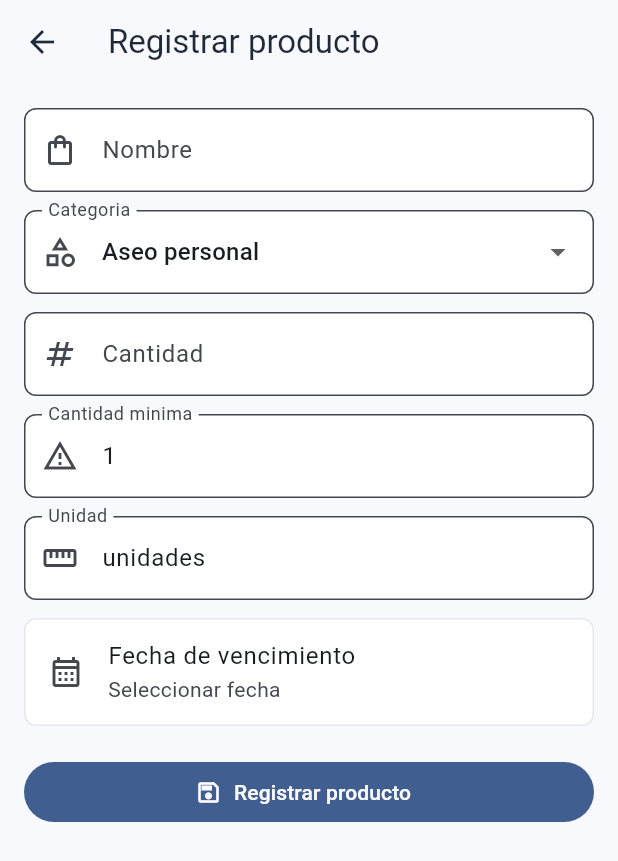
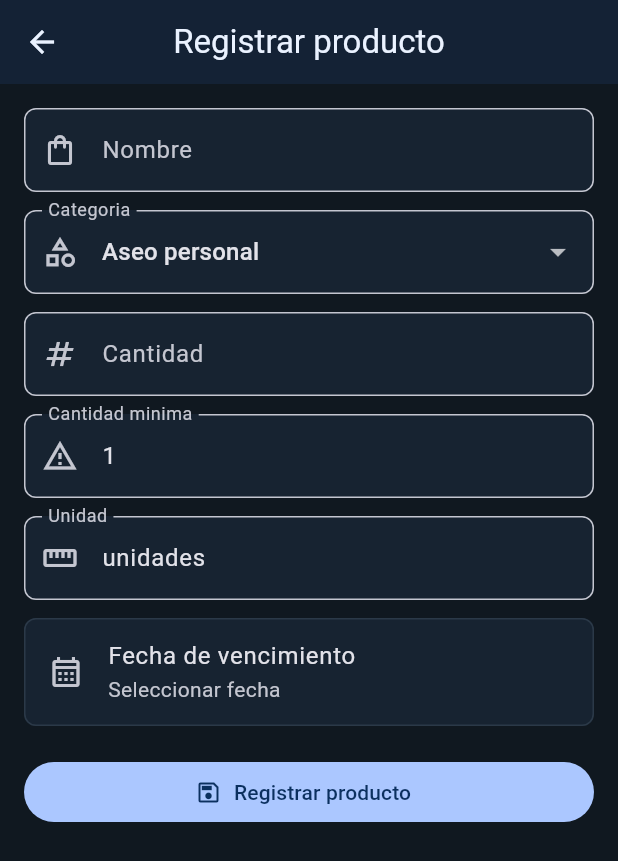
Before and after one commit to dfchaparro-poli/hogar-stock, a Flutter app: the screen it shows after launch, after a tap on "Registrar producto", on a phone screen of 412 x 824 dp. Shown: the top 861 px of the screen. Run offline on Flutter 3.47's test engine with Material 3 defaults, Android fonts, the phone set to English and light mode, and no system bars; our stand-ins replace hive, hive_flutter; accounts and stored records are empty.

Commit message:
feat: Refactor DashboardScreen to use ValueListenableBuilder for dynamic data updates and improve UI components

```diff
--- a/source/lib/app/hogar_stock_app.dart
+++ b/source/lib/app/hogar_stock_app.dart
@@ -17,6 +17,9 @@ class HogarStockApp extends StatelessWidget {
   @override
   Widget build(BuildContext context) {
     const seed = Color(0xFF2F80ED);
+    const surface = Color(0xFF101820);
+    const card = Color(0xFF172331);
+    const border = Color(0xFF2B3948);
 
     return MaterialApp(
       title: 'HogarStock',
@@ -25,26 +28,27 @@ class HogarStockApp extends StatelessWidget {
         useMaterial3: true,
         colorScheme: ColorScheme.fromSeed(
           seedColor: seed,
-          brightness: Brightness.light,
+          brightness: Brightness.dark,
         ),
-        scaffoldBackgroundColor: const Color(0xFFF7F9FC),
+        scaffoldBackgroundColor: surface,
         appBarTheme: const AppBarTheme(
-          centerTitle: false,
-          backgroundColor: Color(0xFFF7F9FC),
-          foregroundColor: Color(0xFF1F2937),
+          centerTitle: true,
+          backgroundColor: Color(0xFF142235),
+          foregroundColor: Color(0xFFEAF2FF),
+          elevation: 0,
         ),
         cardTheme: CardThemeData(
-          color: Colors.white,
+          color: card,
           elevation: 0,
           shape: RoundedRectangleBorder(
             borderRadius: BorderRadius.circular(8),
-            side: const BorderSide(color: Color(0xFFE5E7EB)),
+            side: const BorderSide(color: border),
           ),
         ),
         inputDecorationTheme: InputDecorationTheme(
           border: OutlineInputBorder(borderRadius: BorderRadius.circular(8)),
           filled: true,
-          fillColor: Colors.white,
+          fillColor: card,
         ),
       ),
       home: DashboardScreen(
--- a/source/lib/screens/dashboard_screen.dart
+++ b/source/lib/screens/dashboard_screen.dart
@@ -1,11 +1,15 @@
 import 'package:flutter/material.dart';
+import 'package:hive_flutter/hive_flutter.dart';
 
 import '../core/app_colors.dart';
+import '../models/category.dart';
+import '../models/product.dart';
 import '../screens/categories_screen.dart';
 import '../screens/inventory_screen.dart';
 import '../screens/product_form_screen.dart';
 import '../screens/product_list_screen.dart';
 import '../services/category_service.dart';
+import '../services/hive_service.dart';
 import '../services/product_service.dart';
 
 class DashboardScreen extends StatelessWidget {
@@ -20,11 +24,101 @@ class DashboardScreen extends StatelessWidget {
 
   @override
   Widget build(BuildContext context) {
-    final actions = [
-      _DashboardAction(
-        title: 'Inventario',
-        icon: Icons.inventory_2_outlined,
-        color: AppColors.navigation,
+    return Scaffold(
+      appBar: AppBar(title: const Text('HogarStock')),
+      body: ValueListenableBuilder(
+        valueListenable: Hive.box<Product>(
+          HiveService.productsBoxName,
+        ).listenable(),
+        builder: (context, Box<Product> productBox, _) {
+          return ValueListenableBuilder(
+            valueListenable: Hive.box<Category>(
+              HiveService.categoriesBoxName,
+            ).listenable(),
+            builder: (context, Box<Category> categoryBox, _) {
+              final totalProducts = productBox.length;
+              final expiringSoon = productService.expiringSoon(days: 15).length;
+              final lowStock = productService.lowStock().length;
+              final totalCategories = categoryBox.length;
+
+              return SafeArea(
+                child: Column(
+                  children: [
+                    Expanded(
+                      child: ListView(
+                        padding: const EdgeInsets.fromLTRB(16, 14, 16, 20),
+                        children: [
+                          Center(
+                            child: Text(
+                              'Resumen del inventario del hogar',
+                              style: Theme.of(context).textTheme.bodySmall
+                                  ?.copyWith(
+                                    color: Theme.of(
+                                      context,
+                                    ).colorScheme.onSurfaceVariant,
+                                  ),
+                            ),
+                          ),
+                          const SizedBox(height: 18),
+                          GridView.count(
+                            crossAxisCount: 2,
+                            shrinkWrap: true,
+                            physics: const NeverScrollableScrollPhysics(),
+                            mainAxisSpacing: 14,
+                            crossAxisSpacing: 14,
+                            childAspectRatio: 1.9,
+                            children: [
+                              _SummaryTile(
+                                title: 'Total productos',
+                                value: totalProducts,
+                                color: AppColors.success,
+                              ),
+                              _SummaryTile(
+                                title: 'Por vencer',
+                                value: expiringSoon,
+                                color: AppColors.warning,
+                              ),
+                              _SummaryTile(
+                                title: 'Por reponer',
+                                value: lowStock,
+                                color: AppColors.error,
+                              ),
+                              _SummaryTile(
+                                title: 'Categorias',
+                                value: totalCategories,
+                                color: const Color(0xFFB48ADB),
+                              ),
+                            ],
+                          ),
+                          const SizedBox(height: 20),
+                          FilledButton.icon(
+                            onPressed: () => _open(
+                              context,
+                              ProductFormScreen(
+                                categoryService: categoryService,
+                                productService: productService,
+                              ),
+                            ),
+                            icon: const Icon(Icons.add),
+                            label: const Text('Registrar producto'),
+                            style: FilledButton.styleFrom(
+                              minimumSize: const Size.fromHeight(48),
+                              backgroundColor: const Color(0xFF1E2938),
+                              foregroundColor: const Color(0xFFF8FAFC),
+                              shape: RoundedRectangleBorder(
+                                borderRadius: BorderRadius.circular(6),
+                              ),
+                            ),
+                          ),
+                          const SizedBox(height: 24),
+                          Text(
+                            'Accesos rapidos',
+                            style: Theme.of(context).textTheme.labelLarge
+                                ?.copyWith(fontWeight: FontWeight.w700),
+                          ),
+                          const SizedBox(height: 10),
+                          _QuickAccessButton(
+                            label: 'Ver inventario',
                             onTap: () => _open(
                               context,
                               InventoryScreen(
@@ -33,22 +127,16 @@ class DashboardScreen extends StatelessWidget {
                               ),
                             ),
                           ),
-      _DashboardAction(
-        title: 'Registrar producto',
-        icon: Icons.add_box_outlined,
-        color: AppColors.success,
-        onTap: () => _open(
-          context,
-          ProductFormScreen(
-            categoryService: categoryService,
-            productService: productService,
+                          _QuickAccessButton(
+                            label: 'Productos proximos a vencer',
+                            onTap: () => _open(context, _expiringScreen()),
                           ),
+                          _QuickAccessButton(
+                            label: 'Productos por reponer',
+                            onTap: () => _open(context, _lowStockScreen()),
                           ),
-      ),
-      _DashboardAction(
-        title: 'Categorias',
-        icon: Icons.category_outlined,
-        color: AppColors.warning,
+                          _QuickAccessButton(
+                            label: 'Gestionar categorias',
                             onTap: () => _open(
                               context,
                               CategoriesScreen(
@@ -57,103 +145,16 @@ class DashboardScreen extends StatelessWidget {
                               ),
                             ),
                           ),
-      _DashboardAction(
-        title: 'Proximos a vencer',
-        icon: Icons.event_busy_outlined,
-        color: AppColors.error,
-        onTap: () => _open(
-          context,
-          ProductListScreen(
-            title: 'Proximos a vencer',
-            emptyTitle: 'Nada por vencer pronto',
-            emptyMessage:
-                'No hay productos con vencimiento en los proximos 15 dias.',
-            productService: productService,
-            categoryService: categoryService,
-            loadProducts: () => productService.expiringSoon(days: 15),
-          ),
-        ),
-      ),
-      _DashboardAction(
-        title: 'Por reponer',
-        icon: Icons.production_quantity_limits_outlined,
-        color: AppColors.warning,
-        onTap: () => _open(
-          context,
-          ProductListScreen(
-            title: 'Por reponer',
-            emptyTitle: 'Inventario suficiente',
-            emptyMessage: 'No hay productos por debajo de la cantidad minima.',
-            productService: productService,
-            categoryService: categoryService,
-            loadProducts: productService.lowStock,
-          ),
-        ),
-      ),
-    ];
-
-    return Scaffold(
-      appBar: AppBar(title: const Text('HogarStock')),
-      body: SafeArea(
-        child: Padding(
-          padding: const EdgeInsets.all(16),
-          child: Column(
-            crossAxisAlignment: CrossAxisAlignment.start,
-            children: [
-              Text(
-                'Inventario del hogar',
-                style: Theme.of(context).textTheme.headlineSmall?.copyWith(
-                  fontWeight: FontWeight.w700,
-                ),
-              ),
-              const SizedBox(height: 8),
-              Text(
-                'Gestiona productos, categorias y alertas desde tu dispositivo.',
-                style: Theme.of(context).textTheme.bodyMedium,
-              ),
-              const SizedBox(height: 20),
-              Expanded(
-                child: GridView.builder(
-                  itemCount: actions.length,
-                  gridDelegate: const SliverGridDelegateWithMaxCrossAxisExtent(
-                    maxCrossAxisExtent: 220,
-                    mainAxisSpacing: 12,
-                    crossAxisSpacing: 12,
-                    childAspectRatio: 1.08,
-                  ),
-                  itemBuilder: (context, index) {
-                    final action = actions[index];
-                    return Card(
-                      child: InkWell(
-                        borderRadius: BorderRadius.circular(8),
-                        onTap: action.onTap,
-                        child: Padding(
-                          padding: const EdgeInsets.all(16),
-                          child: Column(
-                            crossAxisAlignment: CrossAxisAlignment.start,
-                            mainAxisAlignment: MainAxisAlignment.spaceBetween,
-                            children: [
-                              CircleAvatar(
-                                backgroundColor: action.color.withAlpha(32),
-                                foregroundColor: action.color,
-                                child: Icon(action.icon),
-                              ),
-                              Text(
-                                action.title,
-                                style: Theme.of(context).textTheme.titleMedium
-                                    ?.copyWith(fontWeight: FontWeight.w700),
-                              ),
                         ],
                       ),
                     ),
+                    const _DashboardFooter(),
+                  ],
                 ),
               );
             },
-                ),
-              ),
-            ],
-          ),
-        ),
+          );
+        },
       ),
     );
   }
@@ -161,18 +162,125 @@ class DashboardScreen extends StatelessWidget {
   void _open(BuildContext context, Widget screen) {
     Navigator.of(context).push(MaterialPageRoute(builder: (_) => screen));
   }
+
+  Widget _expiringScreen() {
+    return ProductListScreen(
+      title: 'Proximos a vencer',
+      emptyTitle: 'Nada por vencer pronto',
+      emptyMessage: 'No hay productos con vencimiento en los proximos 15 dias.',
+      productService: productService,
+      categoryService: categoryService,
+      loadProducts: () => productService.expiringSoon(days: 15),
+    );
   }
 
-class _DashboardAction {
-  const _DashboardAction({
+  Widget _lowStockScreen() {
+    return ProductListScreen(
+      title: 'Por reponer',
+      emptyTitle: 'Inventario suficiente',
+      emptyMessage: 'No hay productos por debajo de la cantidad minima.',
+      productService: productService,
+      categoryService: categoryService,
+      loadProducts: productService.lowStock,
+    );
+  }
+}
+
+class _SummaryTile extends StatelessWidget {
+  const _SummaryTile({
     required this.title,
-    required this.icon,
+    required this.value,
     required this.color,
-    required this.onTap,
   });
 
   final String title;
-  final IconData icon;
+  final int value;
   final Color color;
+
+  @override
+  Widget build(BuildContext context) {
+    final textColor = Color.alphaBlend(color.withAlpha(190), Colors.white);
+
+    return DecoratedBox(
+      decoration: BoxDecoration(
+        color: color.withAlpha(34),
+        borderRadius: BorderRadius.circular(8),
+        border: Border.all(color: color.withAlpha(120)),
+      ),
+      child: Padding(
+        padding: const EdgeInsets.symmetric(horizontal: 10, vertical: 12),
+        child: Column(
+          mainAxisAlignment: MainAxisAlignment.center,
+          children: [
+            Text(
+              title,
+              textAlign: TextAlign.center,
+              style: Theme.of(context).textTheme.labelMedium?.copyWith(
+                color: textColor,
+                fontWeight: FontWeight.w700,
+              ),
+            ),
+            const SizedBox(height: 4),
+            Text(
+              '$value',
+              style: Theme.of(context).textTheme.titleMedium?.copyWith(
+                color: textColor,
+                fontWeight: FontWeight.w800,
+              ),
+            ),
+          ],
+        ),
+      ),
+    );
+  }
+}
+
+class _QuickAccessButton extends StatelessWidget {
+  const _QuickAccessButton({required this.label, required this.onTap});
+
+  final String label;
   final VoidCallback onTap;
+
+  @override
+  Widget build(BuildContext context) {
+    return Padding(
+      padding: const EdgeInsets.only(bottom: 8),
+      child: OutlinedButton(
+        onPressed: onTap,
+        style: OutlinedButton.styleFrom(
+          alignment: Alignment.centerLeft,
+          minimumSize: const Size.fromHeight(42),
+          foregroundColor: Theme.of(context).colorScheme.onSurface,
+          side: BorderSide(color: Theme.of(context).colorScheme.outlineVariant),
+          shape: RoundedRectangleBorder(borderRadius: BorderRadius.circular(6)),
+        ),
+        child: Text(label),
+      ),
+    );
   }
+}
+
+class _DashboardFooter extends StatelessWidget {
+  const _DashboardFooter();
+
+  @override
+  Widget build(BuildContext context) {
+    return Container(
+      width: double.infinity,
+      padding: const EdgeInsets.symmetric(vertical: 14),
+      decoration: BoxDecoration(
+        color: Theme.of(context).colorScheme.surfaceContainer,
+        border: Border(
+          top: BorderSide(color: Theme.of(context).colorScheme.outlineVariant),
+        ),
+      ),
+      child: Text(
+        'Inicio  Inventario  Alertas  Gestion',
+        textAlign: TextAlign.center,
+        style: Theme.of(context).textTheme.labelSmall?.copyWith(
+          color: Theme.of(context).colorScheme.onSurfaceVariant,
+        ),
+      ),
+    );
+  }
+}
```
Also changed, not shown: 1 other file. Lines whose indentation alone changed are shown as unchanged.
